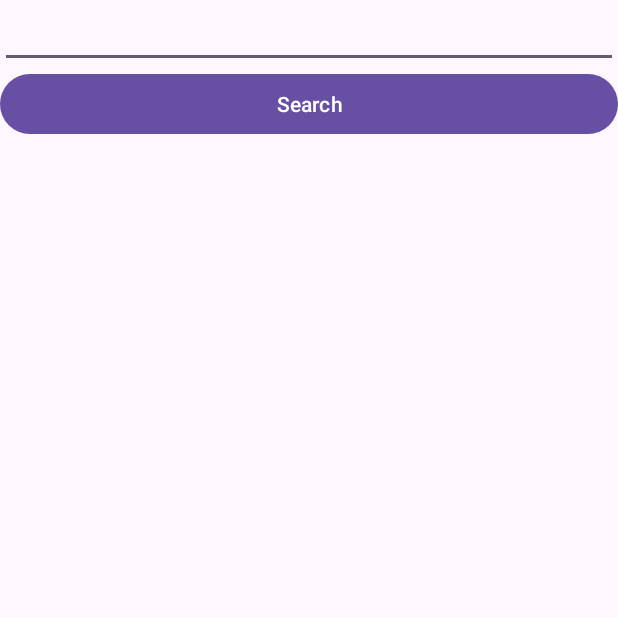
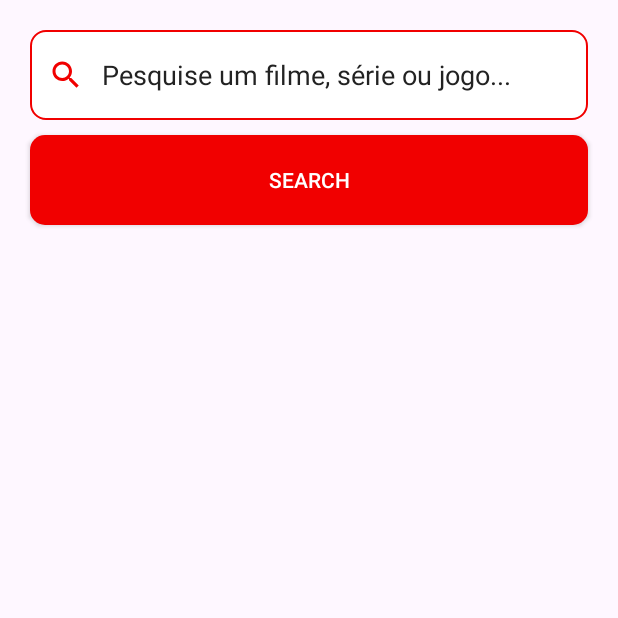
Before and after one commit to Ju4nDev/Consumo-Api---Lista-de-Filmes, an Android app: the screen it shows after launch (MainActivity), on a phone screen of 412 x 824 dp, the top half of it. Run offline under Robolectric (Android 15) with nearby library versions, the phone set to English and light mode, and no system bars.

Commit message:
design feito

```diff
--- a/app/src/main/java/com/example/listaapifilmes/MainActivity.java
+++ b/app/src/main/java/com/example/listaapifilmes/MainActivity.java
@@ -33,6 +33,8 @@ public class MainActivity extends AppCompatActivity {
     protected void onCreate(Bundle savedInstanceState) {
         super.onCreate(savedInstanceState);
         setContentView(R.layout.activity_main);
+
+
 
         listViewItensApi = findViewById(R.id.listViewItensApi);
 
--- /dev/null
+++ b/app/src/main/res/drawable/baseline_search.xml
@@ -0,0 +1,5 @@
+<vector android:height="24dp" android:tint="#222"
+    android:viewportHeight="24" android:viewportWidth="24"
+    android:width="24dp" xmlns:android="http://schemas.android.com/apk/res/android">
+    <path android:fillColor="@android:color/white" android:pathData="M15.5,14h-0.79l-0.28,-0.27C15.41,12.59 16,11.11 16,9.5 16,5.91 13.09,3 9.5,3S3,5.91 3,9.5 5.91,16 9.5,16c1.61,0 3.09,-0.59 4.23,-1.57l0.27,0.28v0.79l5,4.99L20.49,19l-4.99,-5zM9.5,14C7.01,14 5,11.99 5,9.5S7.01,5 9.5,5 14,7.01 14,9.5 11.99,14 9.5,14z"/>
+</vector>
--- /dev/null
+++ b/app/src/main/res/drawable/baseline_search_focused.xml
@@ -0,0 +1,5 @@
+<vector android:height="24dp" android:tint="#F10000"
+    android:viewportHeight="24" android:viewportWidth="24"
+    android:width="24dp" xmlns:android="http://schemas.android.com/apk/res/android">
+    <path android:fillColor="@android:color/white" android:pathData="M15.5,14h-0.79l-0.28,-0.27C15.41,12.59 16,11.11 16,9.5 16,5.91 13.09,3 9.5,3S3,5.91 3,9.5 5.91,16 9.5,16c1.61,0 3.09,-0.59 4.23,-1.57l0.27,0.28v0.79l5,4.99L20.49,19l-4.99,-5zM9.5,14C7.01,14 5,11.99 5,9.5S7.01,5 9.5,5 14,7.01 14,9.5 11.99,14 9.5,14z"/>
+</vector>
--- /dev/null
+++ b/app/src/main/res/drawable/custom_button.xml
@@ -0,0 +1,9 @@
+<?xml version="1.0" encoding="utf-8"?>
+<selector xmlns:android="http://schemas.android.com/apk/res/android">
+    <item android:state_enabled="true">
+        <shape android:shape="rectangle">
+            <solid android:color="#F10000"/>
+            <corners android:radius="10dp"></corners>
+        </shape>
+    </item>
+</selector>
--- /dev/null
+++ b/app/src/main/res/drawable/custom_input.xml
@@ -0,0 +1,21 @@
+<?xml version="1.0" encoding="utf-8"?>
+<selector xmlns:android="http://schemas.android.com/apk/res/android">
+
+    <item android:state_enabled="true" android:state_focused="true">
+        <shape android:shape="rectangle">
+            <solid android:color="#fff"/>
+            <corners android:radius="10dp"></corners>
+            <stroke android:color="#F10000" android:width="1dp" />
+        </shape>
+    </item>
+
+    <item android:state_enabled="true" >
+        <shape android:shape="rectangle">
+            <solid android:color="#fff"/>
+            <corners android:radius="10dp"></corners>
+            <stroke android:color="#222" android:width="1dp" />
+        </shape>
+    </item>
+
+
+</selector>
--- /dev/null
+++ b/app/src/main/res/drawable/custom_search_icon.xml
@@ -0,0 +1,6 @@
+<?xml version="1.0" encoding="utf-8"?>
+<selector xmlns:android="http://schemas.android.com/apk/res/android">
+    <item android:state_focused="true" android:drawable="@drawable/baseline_search_focused"/>
+
+    <item android:state_focused="false" android:drawable="@drawable/baseline_search"/>
+</selector>
--- a/app/src/main/res/layout/activity_main.xml
+++ b/app/src/main/res/layout/activity_main.xml
@@ -5,22 +5,49 @@
     xmlns:tools="http://schemas.android.com/tools"
     android:layout_width="match_parent"
     android:layout_height="match_parent"
-    tools:context=".MainActivity">
+    tools:context=".MainActivity"
+    >
 
     <EditText
         android:layout_width="match_parent"
-        android:layout_height="wrap_content"
-        android:id="@+id/editTextSearch"/>
+        android:layout_height="60dp"
+        android:id="@+id/editTextSearch"
+        android:drawableStart="@drawable/custom_search_icon"
+        android:paddingStart="12dp"
+        android:drawablePadding="12dp"
+        android:background="@drawable/custom_input"
+        android:textColorHint="#222"
+        android:textColor="#F10000"
+        android:layout_marginStart="20dp"
+        android:layout_marginTop="20dp"
+        android:layout_marginEnd="20dp"
+        android:hint="Pesquise um filme, série ou jogo..."/>
 
-    <Button
+    <androidx.appcompat.widget.AppCompatButton
+        android:layout_width="match_parent"
+        android:layout_height="60dp"
+        android:text="Search"
+        android:id="@+id/btnSearch"
+        android:layout_marginStart="20dp"
+        android:layout_marginEnd="20dp"
+        android:layout_marginTop="10dp"
+        android:background="@drawable/custom_button"
+        android:textColor="#fff"/>
+
+    <androidx.cardview.widget.CardView
         android:layout_width="match_parent"
         android:layout_height="wrap_content"
-        android:text="Search"
-        android:id="@+id/btnSearch" />
+        app:cardCornerRadius="8dp"
+        android:layout_margin="20dp"
+        >
 
     <ListView
         android:layout_width="match_parent"
         android:layout_height="wrap_content"
-        android:id="@+id/listViewItensApi"/>
+        android:id="@+id/listViewItensApi"
+        />
+    </androidx.cardview.widget.CardView>
+
+
 
 </LinearLayout>
--- a/app/src/main/res/values/themes.xml
+++ b/app/src/main/res/values/themes.xml
@@ -6,4 +6,5 @@
     </style>
 
     <style name="Theme.ListaAPIFilmes" parent="Base.Theme.ListaAPIFilmes" />
+
 </resources>
```
Also changed, not shown: app/src/main/res/drawable/gradient.xml (added, +9 -0 lines), app/src/main/res/drawable/image_custom.xml (added, +9 -0 lines), app/src/main/res/layout/activity_item_api_details.xml (+7 -4 lines), app/src/main/res/layout/list_view_item_api.xml (+20 -9 lines).
